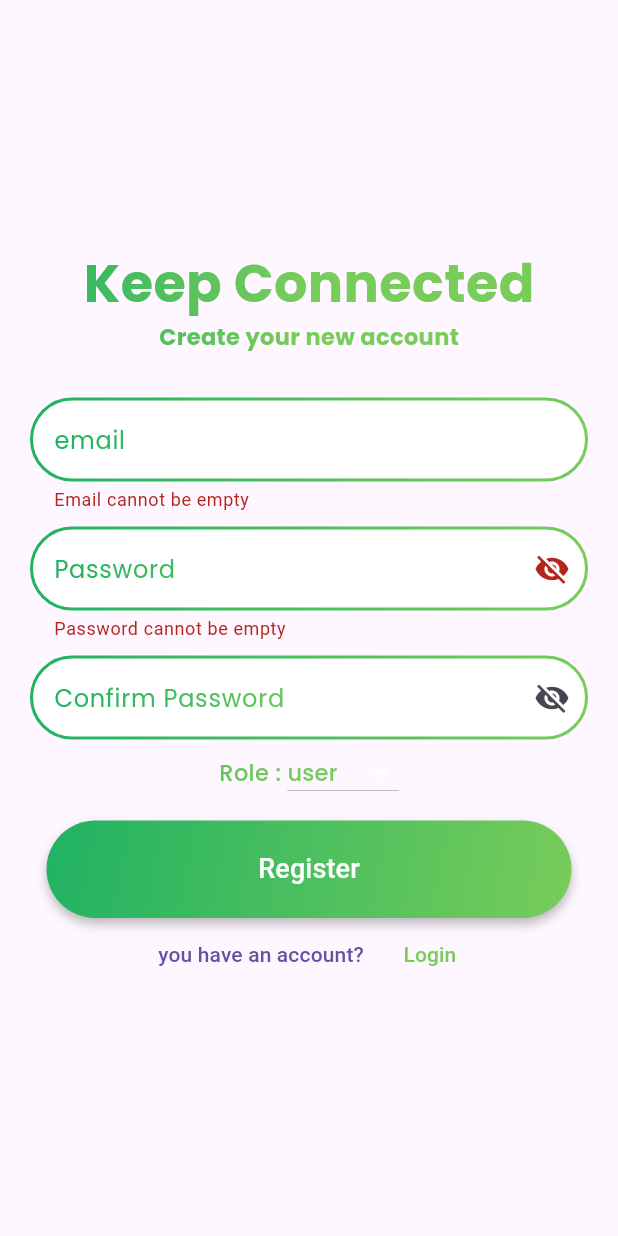
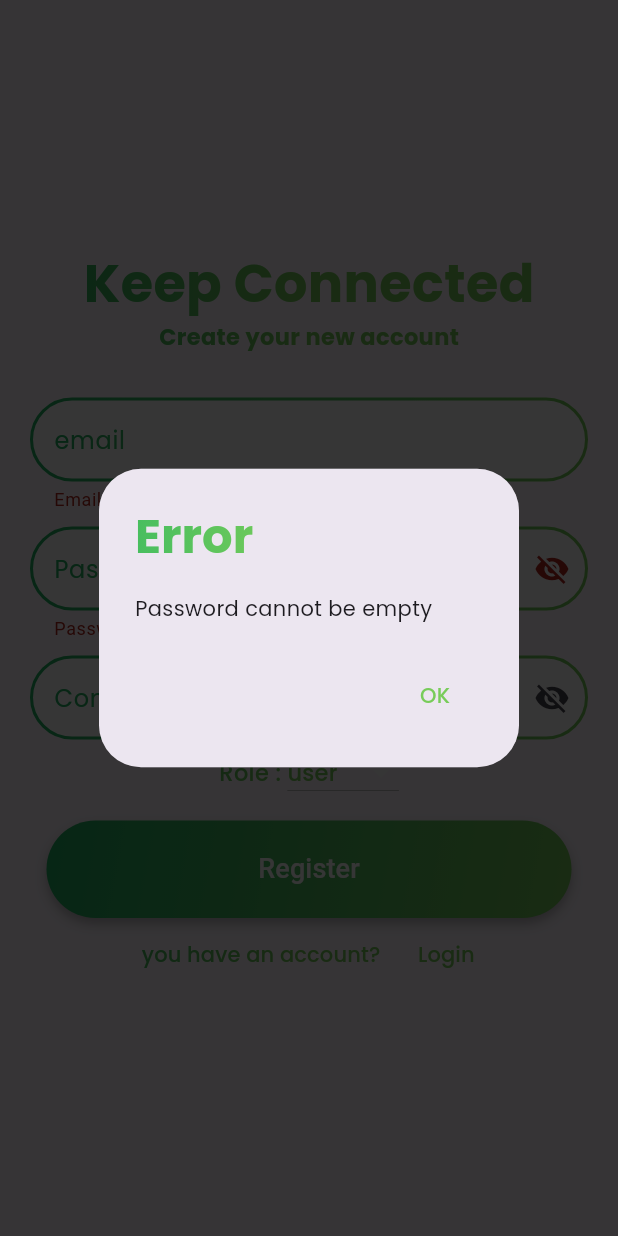
Before and after one commit to MuhammadAthalla/MELON-TVANMUDA, a Flutter app: the RegisterPage screen opened by its route, after a tap on "Register", on a phone screen of 412 x 824 dp. Run offline on Flutter 3.47's test engine with Material 3 defaults, Android fonts, the phone set to English and light mode, and no system bars; our stand-ins replace cloud_firestore, firebase_auth, firebase_core, flutter_svg, google_fonts, gradient_borders and 1 more; accounts and stored records are empty; project files that could hold a hidden picture were left out.

Commit message:
fix on register page

```diff
--- a/lib/authentication/register.dart
+++ b/lib/authentication/register.dart
@@ -82,15 +82,16 @@ class _RegisterPageState extends State<RegisterPage> {
                       hintStyle: GoogleFonts.poppins(
                           foreground: Paint()..shader = linear)),
                   validator: (value) {
-                    if (value!.length == 0) {
+                    if (value!.isEmpty) {
+                      showErrorDialog("Email cannot be empty");
                       return "Email cannot be empty";
                     }
                     if (!RegExp("^[a-zA-Z0-9+_.-]+@[a-zA-Z0-9.-]+.[a-z]")
                         .hasMatch(value)) {
-                      return ("Please enter a valid email");
-                    } else {
+                      showErrorDialog("Please enter a valid email");
+                      return "Please enter a valid email";
+                    }
                     return null;
-                    }
                   },
                   onChanged: (value) {},
                   keyboardType: TextInputType.emailAddress,
@@ -127,13 +128,15 @@ class _RegisterPageState extends State<RegisterPage> {
                   validator: (value) {
                     RegExp regex = RegExp(r'^.{6,}$');
                     if (value!.isEmpty) {
+                      showErrorDialog("Password cannot be empty");
                       return "Password cannot be empty";
                     }
                     if (!regex.hasMatch(value)) {
-                      return ("please enter valid password min. 6 character");
-                    } else {
+                      showErrorDialog(
+                          "Please enter a valid password min. 6 characters");
+                      return "Please enter a valid password min. 6 characters";
+                    }
                     return null;
-                    }
                   },
                   onChanged: (value) {},
                 ),
@@ -167,10 +170,10 @@ class _RegisterPageState extends State<RegisterPage> {
                           foreground: Paint()..shader = linear)),
                   validator: (value) {
                     if (confirmPassController.text != passwordController.text) {
-                      return "Password did not match";
-                    } else {
+                      showErrorDialog("Passwords do not match");
+                      return "Passwords do not match";
+                    }
                     return null;
-                    }
                   },
                   onChanged: (value) {},
                 ),
@@ -260,7 +263,9 @@ class _RegisterPageState extends State<RegisterPage> {
                       signUp(
                           emailController.text, passwordController.text, role);
                     },
-                    child: const Padding(
+                    child: showProgress
+                        ? const CircularProgressIndicator() // Menggunakan circular progress indicator default
+                        : const Padding(
                             padding: EdgeInsets.only(
                               top: 10,
                               bottom: 10,
@@ -285,7 +290,12 @@ class _RegisterPageState extends State<RegisterPage> {
                         children: [
                           TextButton(
                               onPressed: () {},
-                              child: const Text("you have an account?"))
+                              child: Text(
+                                "you have an account?",
+                                style: GoogleFonts.poppins(
+                                    fontWeight: FontWeight.w500,
+                                    foreground: Paint()..shader = linear),
+                              ))
                         ],
                       )),
                       Positioned(
@@ -296,7 +306,8 @@ class _RegisterPageState extends State<RegisterPage> {
                               },
                               child: Text(
                                 "Login",
-                                style: TextStyle(
+                                style: GoogleFonts.poppins(
+                                    fontWeight: FontWeight.w500,
                                     foreground: Paint()..shader = linear),
                               )))
                     ],
@@ -347,4 +358,50 @@ class _RegisterPageState extends State<RegisterPage> {
     Navigator.pushReplacement(
         context, MaterialPageRoute(builder: (context) => LoginPage()));
   }
+
+  void showErrorDialog(String errorMessage) {
+    final Shader linear = const LinearGradient(
+      colors: <Color>[Color(0x0ff20B263), Color(0x0ff78CC5A)],
+    ).createShader(const Rect.fromLTWH(0.0, 0.0, 200.0, 70.0));
+    setState(() {
+      showProgress = false; // Mengatur showProgress kembali ke false
+    });
+    showDialog(
+      context: context,
+      builder: (BuildContext context) {
+        return AlertDialog(
+          title: Text(
+            'Error',
+            style: GoogleFonts.poppins(
+              fontWeight: FontWeight.bold,
+              fontSize: 32,
+              foreground: Paint()..shader = linear,
+            ),
+          ),
+          content: Text(
+            errorMessage,
+            style: GoogleFonts.poppins(
+              fontWeight: FontWeight.normal,
+              //color: const Color(0xFFED4337)
+            ),
+          ),
+          actions: <Widget>[
+            TextButton(
+              onPressed: () {
+                Navigator.of(context).pop();
+              },
+              child: Text(
+                'OK',
+                style: GoogleFonts.poppins(
+                  fontWeight: FontWeight.w500,
+                  fontSize: 14,
+                  foreground: Paint()..shader = linear,
+                ),
+              ),
+            ),
+          ],
+        );
+      },
+    );
   }
+}
```
Lines whose indentation alone changed are shown as unchanged.
